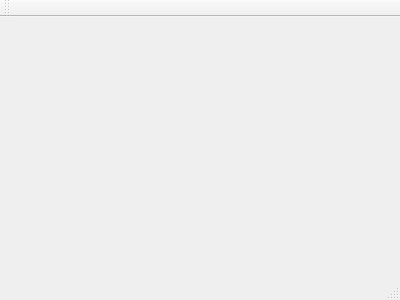
Old version of the form ArnouxYocccozQt/mainwindow.ui in the repository b5strbal/Arnoux_Yoccoz.
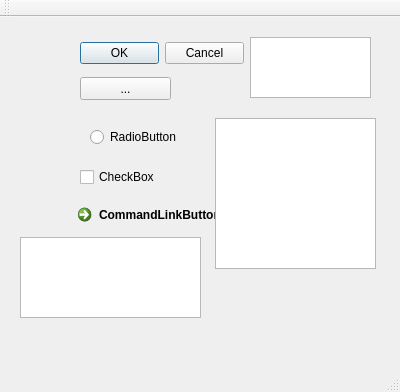
New version of the form.

Commit message: A middle of a very dirty work of break up the big Foliation class to small ones.

```diff
--- a/ArnouxYocccozQt/mainwindow.ui
+++ b/ArnouxYocccozQt/mainwindow.ui
@@ -1,24 +1,135 @@
 <ui version="4.0">
  <class>MainWindow</class>
- <widget class="QMainWindow" name="MainWindow" >
-  <property name="geometry" >
+ <widget class="QMainWindow" name="MainWindow">
+  <property name="geometry">
    <rect>
     <x>0</x>
     <y>0</y>
     <width>400</width>
-    <height>300</height>
+    <height>392</height>
    </rect>
   </property>
   <property name="windowTitle" >
    <string>MainWindow</string>
   </property>
-  <widget class="QMenuBar" name="menuBar" />
-  <widget class="QToolBar" name="mainToolBar" />
-  <widget class="QWidget" name="centralWidget" />
-  <widget class="QStatusBar" name="statusBar" />
+  <widget class="QWidget" name="centralWidget">
+   <widget class="QToolButton" name="toolButton">
+    <property name="geometry">
+     <rect>
+      <x>80</x>
+      <y>60</y>
+      <width>91</width>
+      <height>23</height>
+     </rect>
+    </property>
+    <property name="text">
+     <string>...</string>
+    </property>
+   </widget>
+   <widget class="QRadioButton" name="radioButton">
+    <property name="geometry">
+     <rect>
+      <x>90</x>
+      <y>110</y>
+      <width>102</width>
+      <height>20</height>
+     </rect>
+    </property>
+    <property name="text">
+     <string>RadioButton</string>
+    </property>
+   </widget>
+   <widget class="QCheckBox" name="checkBox">
+    <property name="geometry">
+     <rect>
+      <x>80</x>
+      <y>150</y>
+      <width>87</width>
+      <height>20</height>
+     </rect>
+    </property>
+    <property name="text">
+     <string>CheckBox</string>
+    </property>
+   </widget>
+   <widget class="QCommandLinkButton" name="commandLinkButton">
+    <property name="geometry">
+     <rect>
+      <x>70</x>
+      <y>180</y>
+      <width>199</width>
+      <height>41</height>
+     </rect>
+    </property>
+    <property name="text">
+     <string>CommandLinkButton</string>
+    </property>
+   </widget>
+   <widget class="QDialogButtonBox" name="buttonBox">
+    <property name="geometry">
+     <rect>
+      <x>80</x>
+      <y>20</y>
+      <width>164</width>
+      <height>32</height>
+     </rect>
+    </property>
+    <property name="standardButtons">
+     <set>QDialogButtonBox::Cancel|QDialogButtonBox::Ok</set>
+    </property>
+   </widget>
+   <widget class="QListView" name="listView">
+    <property name="geometry">
+     <rect>
+      <x>215</x>
+      <y>101</y>
+      <width>161</width>
+      <height>151</height>
+     </rect>
+    </property>
+   </widget>
+   <widget class="QTreeView" name="treeView">
+    <property name="geometry">
+     <rect>
+      <x>250</x>
+      <y>20</y>
+      <width>121</width>
+      <height>61</height>
+     </rect>
+    </property>
+   </widget>
+   <widget class="QTableView" name="tableView">
+    <property name="geometry">
+     <rect>
+      <x>20</x>
+      <y>220</y>
+      <width>181</width>
+      <height>81</height>
+     </rect>
+    </property>
+   </widget>
+  </widget>
+  <widget class="QMenuBar" name="menuBar">
+   <property name="geometry">
+    <rect>
+     <x>0</x>
+     <y>0</y>
+     <width>400</width>
+     <height>22</height>
+    </rect>
+   </property>
+  </widget>
+  <widget class="QToolBar" name="mainToolBar">
+   <attribute name="toolBarArea">
+    <enum>TopToolBarArea</enum>
+   </attribute>
+   <attribute name="toolBarBreak">
+    <bool>false</bool>
+   </attribute>
+  </widget>
+  <widget class="QStatusBar" name="statusBar"/>
  </widget>
- <layoutDefault spacing="6" margin="11" />
- <pixmapfunction></pixmapfunction>
+ <layoutdefault spacing="6" margin="11"/>
  <resources/>
  <connections/>
 </ui>
```
Left out of the diff: 3 changed lines with no effect on the pictures. The commit also changes 42 other files.
